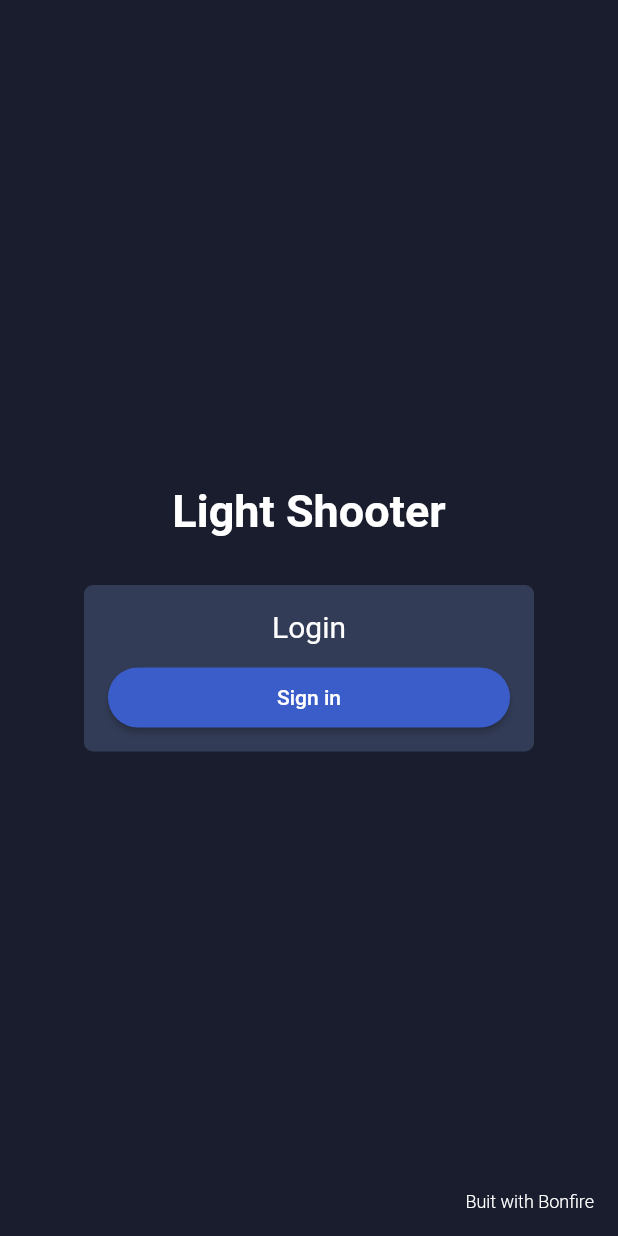
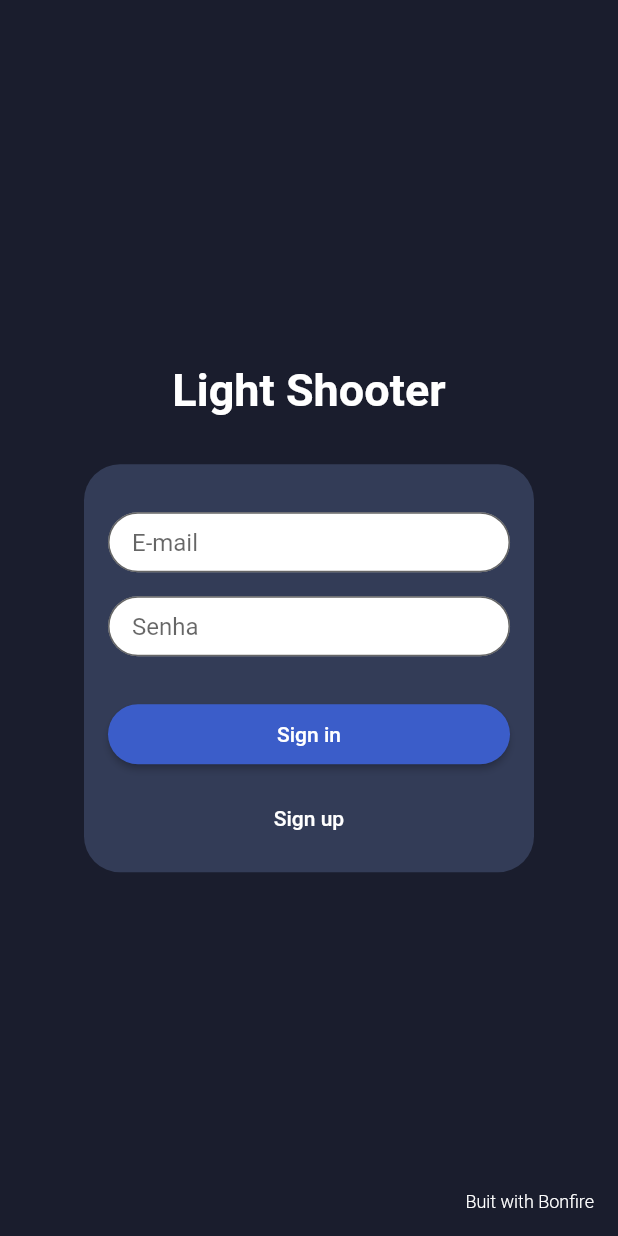
Before and after one commit to RafaelBarbosatec/light_shooter, a Flutter app: the screen it shows after launch, on a phone screen of 412 x 824 dp. Run offline on Flutter 3.47's test engine with Material 2 defaults, Android fonts, the phone set to English and light mode, and no system bars; our stand-ins replace get_it; missing offline and left inert: bonfire, nakama.

Commit message:
inicia layout da tela de login

```diff
--- a/lib/game/game.dart
+++ b/lib/game/game.dart
@@ -58,7 +58,9 @@ class _GameState extends State<Game> {
 
   @override
   Widget build(BuildContext context) {
-    return BonfireWidget(
+    return WillPopScope(
+      onWillPop: () => Future.value(false),
+      child: BonfireWidget(
         joystick: Joystick(
           keyboardConfig: KeyboardConfig(
             keyboardDirectionalType: KeyboardDirectionalType.wasd,
@@ -91,6 +93,7 @@ class _GameState extends State<Game> {
         onReady: _onReady,
         onDispose: () => _websocketClient.leaveMatch(),
         components: [GameWinController(_serverClient)],
+      ),
     );
   }
 
--- a/lib/pages/home/home_page.dart
+++ b/lib/pages/home/home_page.dart
@@ -6,7 +6,7 @@ import 'package:light_shooter/pages/room_match/room_match_route.dart';
 import 'package:light_shooter/server_conection/server_client.dart';
 import 'package:light_shooter/shared/bootstrap.dart';
 import 'package:light_shooter/shared/theme/game_colors.dart';
-import 'package:light_shooter/shared/widgets/gale_color_selector.dart';
+import 'package:light_shooter/shared/widgets/game_color_selector.dart';
 import 'package:light_shooter/shared/widgets/game_button.dart';
 import 'package:light_shooter/shared/widgets/game_container.dart';
 // ignore: depend_on_referenced_packages
--- a/lib/pages/login/login_page.dart
+++ b/lib/pages/login/login_page.dart
@@ -6,6 +6,7 @@ import 'package:light_shooter/shared/bootstrap.dart';
 import 'package:light_shooter/shared/theme/game_colors.dart';
 import 'package:light_shooter/shared/widgets/game_button.dart';
 import 'package:light_shooter/shared/widgets/game_container.dart';
+import 'package:light_shooter/shared/widgets/game_textfield.dart';
 
 class LoginPage extends StatefulWidget {
   const LoginPage({super.key});
@@ -48,19 +49,37 @@ class _LoginPageState extends State<LoginPage> {
                   child: Column(
                     mainAxisSize: MainAxisSize.min,
                     children: [
-                      const Text(
-                        'Login',
-                        style: TextStyle(
-                          color: Colors.white,
-                          fontSize: 20,
-                        ),
+                      const SizedBox(height: 16),
+                      const GameTextField(
+                        hint: 'E-mail',
                       ),
                       const SizedBox(height: 16),
+                      const GameTextField(
+                        hint: 'Senha',
+                      ),
+                      const SizedBox(height: 32),
                       GameButton(
                         expanded: true,
                         onPressed: _signIn,
                         text: 'Sign in',
                       ),
+                      const SizedBox(height: 16),
+                      SizedBox(
+                        height: 40,
+                        width: double.maxFinite,
+                        child: TextButton(
+                          onPressed: () {},
+                          style: const ButtonStyle(
+                            shape: MaterialStatePropertyAll(
+                              StadiumBorder(),
+                            ),
+                          ),
+                          child: const Text(
+                            'Sign up',
+                            style: TextStyle(color: Colors.white),
+                          ),
+                        ),
+                      )
                     ],
                   ),
                 ),
--- a/lib/shared/theme/game_colors.dart
+++ b/lib/shared/theme/game_colors.dart
@@ -2,6 +2,6 @@ import 'package:flutter/widgets.dart';
 
 class GameColors {
   static const Color background = Color(0xFF1a1d2d);
-  static const Color primaty = Color(0xFF3b5dc9);
+  static const Color primary = Color(0xFF3b5dc9);
   static const Color secondary = Color(0xFF333c57);
 }
--- a/lib/shared/widgets/game_button.dart
+++ b/lib/shared/widgets/game_button.dart
@@ -16,7 +16,7 @@ class GameButton extends StatelessWidget {
       child: ElevatedButton(
         onPressed: onPressed,
         style: const ButtonStyle(
-          backgroundColor: MaterialStatePropertyAll(GameColors.primaty),
+          backgroundColor: MaterialStatePropertyAll(GameColors.primary),
           shape: MaterialStatePropertyAll(StadiumBorder()),
         ),
         child: Text(text),
--- a/lib/shared/widgets/game_container.dart
+++ b/lib/shared/widgets/game_container.dart
@@ -13,7 +13,7 @@ class GameContainer extends StatelessWidget {
       padding: const EdgeInsets.all(16),
       decoration: BoxDecoration(
         color: GameColors.secondary,
-        borderRadius: BorderRadius.circular(6),
+        borderRadius: BorderRadius.circular(24),
       ),
       child: child,
     );
--- /dev/null
+++ b/lib/shared/widgets/game_textfield.dart
@@ -0,0 +1,30 @@
+import 'package:flutter/material.dart';
+import 'package:light_shooter/shared/theme/game_colors.dart';
+
+class GameTextField extends StatelessWidget {
+  final String? hint;
+  const GameTextField({super.key, this.hint});
+
+  @override
+  Widget build(BuildContext context) {
+    return SizedBox(
+      height: 40,
+      child: TextFormField(
+        decoration: InputDecoration(
+          filled: true,
+          fillColor: Colors.white,
+          hintText: hint,
+          contentPadding: const EdgeInsets.only(left: 16),
+          border: OutlineInputBorder(
+            borderSide: const BorderSide(color: Colors.white),
+            borderRadius: BorderRadius.circular(20),
+          ),
+          focusedBorder: OutlineInputBorder(
+            borderSide: const BorderSide(color: GameColors.primary, width: 2),
+            borderRadius: BorderRadius.circular(20),
+          ),
+        ),
+      ),
+    );
+  }
+}
```
Also changed, not shown: lib/game/game_win_controller.dart (+10 -8 lines), lib/pages/room_match/room_match_page.dart (+38 -41 lines), lib/shared/widgets/game_color_selector.dart (renamed from lib/shared/widgets/gale_color_selector.dart). Lines whose indentation alone changed are shown as unchanged.
